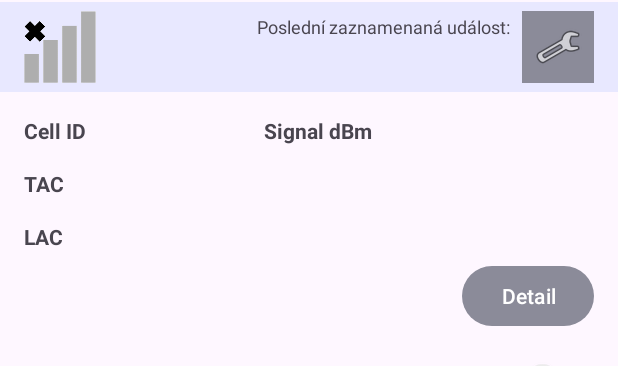
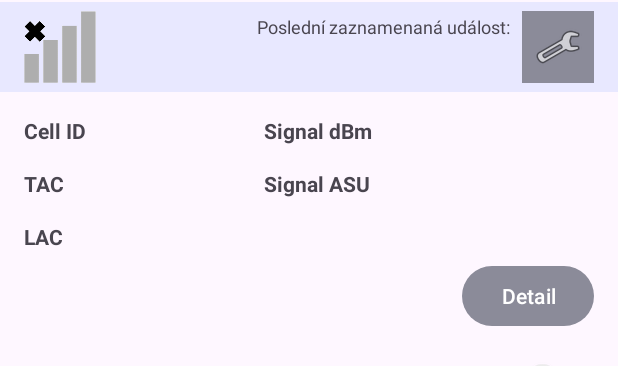
Before and after one commit to rstefek/MTE-Bakalarka-app, an Android app: the layout activity_main.xml on its own in the app's theme, with its tools: preview values and no code run, on a phone screen of 412 x 824 dp. Shown: the top 366 px of the screen. Run offline under Robolectric (Android 15) with nearby library versions, the phone set to English and light mode, and no system bars; network calls fail.

Commit message:
Doplnění signálu ASU

```diff
--- a/app/src/main/java/info/stefkovi/studium/mte_bakalarka/MainActivity.java
+++ b/app/src/main/java/info/stefkovi/studium/mte_bakalarka/MainActivity.java
@@ -146,6 +146,9 @@ public class MainActivity extends AppCompatActivity {
 
                         TextView tvCellSignalValue = (TextView) findViewById(R.id.tvCellSignalValue);
                         tvCellSignalValue.setText(String.valueOf(connectedCell.signal.signal_dbm));
+
+                        TextView tvCellSignalAsuValue = (TextView) findViewById(R.id.tvCellSignalAsuValue);
+                        tvCellSignalAsuValue.setText(String.valueOf(connectedCell.signal.signal_asu));
                     }
                     catch (Exception e) {
 
--- a/app/src/main/res/layout/activity_main.xml
+++ b/app/src/main/res/layout/activity_main.xml
@@ -151,6 +151,25 @@
             android:layout_marginStart="96dp"
             app:layout_constraintStart_toStartOf="@+id/tvCellSignal"
             app:layout_constraintTop_toTopOf="@+id/tvCellSignal" />
+
+        <TextView
+            android:id="@+id/tvCellSignalAsu"
+            android:layout_width="wrap_content"
+            android:layout_height="wrap_content"
+            android:layout_marginTop="16dp"
+            android:text="@string/CellListTopSignalAsu"
+            android:textStyle="bold"
+            app:layout_constraintStart_toStartOf="@+id/tvCellSignal"
+            app:layout_constraintTop_toBottomOf="@+id/tvCellSignal" />
+
+        <TextView
+            android:id="@+id/tvCellSignalAsuValue"
+            android:layout_width="wrap_content"
+            android:layout_height="wrap_content"
+            android:layout_marginStart="96dp"
+            app:layout_constraintStart_toStartOf="@+id/tvCellSignalAsu"
+            app:layout_constraintTop_toTopOf="@+id/tvCellSignalAsu" />
+
 
     </androidx.constraintlayout.widget.ConstraintLayout>
 
```
